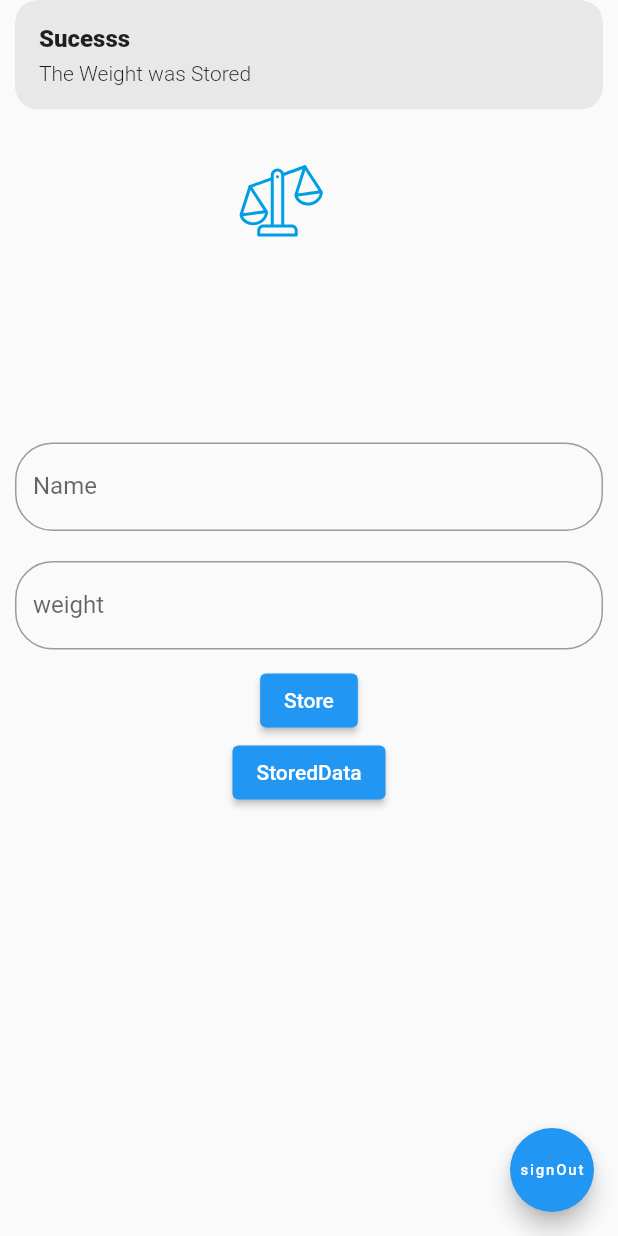
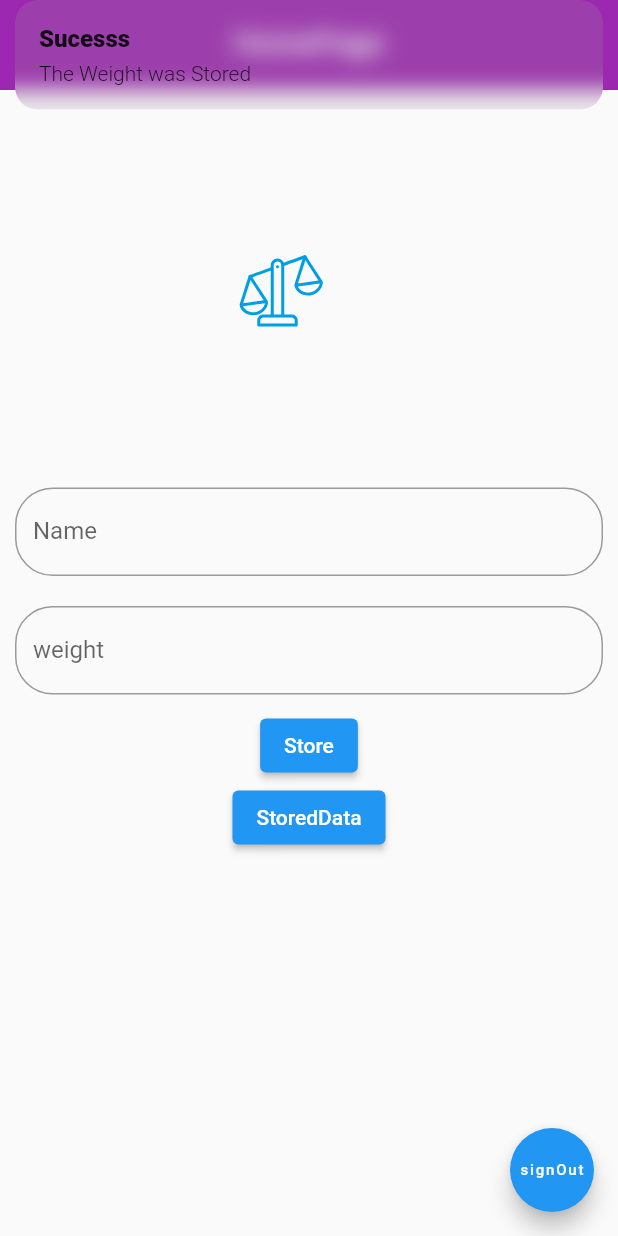
Before and after one commit to umer213/weight_tracker, a Flutter app: the screen it shows once a user with an empty profile is signed in, after a tap on "Store", on a phone screen of 412 x 824 dp. Run offline on Flutter 3.47's test engine with Material 2 defaults, Android fonts, the light colour scheme and no system bars; our stand-ins replace cloud_firestore, firebase_auth, firebase_core, get, lottie; accounts and stored records are empty; network calls fail.

Commit message:
all updated

```diff
--- a/lib/screens/login.dart
+++ b/lib/screens/login.dart
@@ -1,7 +1,11 @@
 import 'package:flutter/material.dart';
 import 'package:get/get.dart';
+//import 'package:rive/rive.dart';
 import 'package:weight_tracker/controller/auth_controler.dart';
 import 'package:weight_tracker/screens/signup.dart';
+import 'package:weight_tracker/widgets/app_bar.dart';
+
+import '../widgets/text.dart';
 
 //did not use basic things like app bar
 //did not focus on the ui beacuse i will learn rive and implement those animations later
@@ -14,6 +18,12 @@ class LogIn extends GetWidget<Auth> {
   Widget build(BuildContext context) {
     return SafeArea(
         child: Scaffold(
+      appBar: PreferredSize(
+          preferredSize: Size.fromHeight(60),
+          child: MyAppBar(
+            text: "Log in",
+            autoImp: false,
+          )),
       body: Stack(
         children: [
           Container(
@@ -23,6 +33,9 @@ class LogIn extends GetWidget<Auth> {
             //will not show good ui with this image but can use good backgroud animation instead
             //of image will make it look better
           ),
+          // RiveAnimation.asset("assets/log.riv",fit:BoxFit.cover),==>
+          //this rive animation takes time to compile because my system is slow so i did not perform it further
+          //u can run it with changing ndk version in build gradle
           Container(
             margin: EdgeInsets.symmetric(horizontal: 10),
             alignment: Alignment.center,
@@ -38,7 +51,7 @@ class LogIn extends GetWidget<Auth> {
       children: [
         // _textFormFeild("email", "enter your email", _emailController),
         // _textFormFeild("email", "enter your email", _passwordController),
-
+        welcome_Feild(),
         emailFeild(),
         passwordFeild(),
         loginButton(),
@@ -52,12 +65,14 @@ class LogIn extends GetWidget<Auth> {
       margin: EdgeInsets.symmetric(vertical: 13),
       padding: EdgeInsets.all(5),
       decoration: BoxDecoration(
-          border: Border.all(color: Colors.purple),
+          border: Border.all(color: Colors.white),
           borderRadius: BorderRadius.circular(13)),
       child: TextField(
+        style: TextStyle(color: Colors.white),
         controller: _emailController,
         decoration: InputDecoration(
             hintText: 'Email',
+            hintStyle: TextStyle(color: Colors.white),
             enabledBorder: InputBorder.none,
             focusedBorder: InputBorder.none),
       ),
@@ -69,12 +84,14 @@ class LogIn extends GetWidget<Auth> {
       margin: EdgeInsets.symmetric(vertical: 13),
       padding: EdgeInsets.all(5),
       decoration: BoxDecoration(
-          border: Border.all(color: Colors.purple),
+          border: Border.all(color: Colors.white),
           borderRadius: BorderRadius.circular(13)),
       child: TextField(
+        style: TextStyle(color: Colors.white),
         controller: _passwordController,
         decoration: InputDecoration(
             hintText: 'password',
+            hintStyle: TextStyle(color: Colors.white),
             enabledBorder: InputBorder.none,
             focusedBorder: InputBorder.none),
       ),
@@ -83,10 +100,22 @@ class LogIn extends GetWidget<Auth> {
 
   Widget loginButton() {
     return ElevatedButton(
-      onPressed: () {
-        Auth.instance.loginIn(_emailController.text, _passwordController.text);
-      },
-      child: Text('LogIn'),
+        onPressed: () {
+          Auth.instance
+              .loginIn(_emailController.text, _passwordController.text);
+        },
+        child: AppNormalText(text: "Log in"));
+  }
+
+  Widget welcome_Feild() {
+    return Container(
+      margin: EdgeInsets.symmetric(vertical: 15),
+      child: AppRichText(
+        text1: "Welcome ",
+        color1: Colors.white,
+        text2: 'Back',
+        color2: Colors.purple,
+      ),
     );
   }
 
@@ -94,17 +123,16 @@ class LogIn extends GetWidget<Auth> {
     return Row(
       mainAxisAlignment: MainAxisAlignment.center,
       children: [
-        Text(
-          "Create an account !",
-          style: TextStyle(color: Colors.white, fontSize: 17),
-        ),
+        AppNormalText(text: "Create an Account !"),
         TextButton(
-          onPressed: () {
-            Get.off(SignUp());
-          },
-          child: Text('sing up',
-              style: TextStyle(color: Colors.amber, fontSize: 17)),
-        )
+            onPressed: () {
+              Get.off(SignUp());
+            },
+            child: AppNormalText(
+              text: "Sign up",
+              color: Colors.purple,
+              size: 20,
+            ))
       ],
     );
   }
--- a/lib/screens/signup.dart
+++ b/lib/screens/signup.dart
@@ -2,6 +2,9 @@ import 'package:flutter/material.dart';
 import 'package:get/get.dart';
 import 'package:weight_tracker/controller/auth_controler.dart';
 import 'package:weight_tracker/screens/login.dart';
+import 'package:weight_tracker/widgets/text.dart';
+
+import '../widgets/app_bar.dart';
 
 class SignUp extends GetWidget<Auth> {
   final TextEditingController _emailController = TextEditingController();
@@ -12,10 +15,26 @@ class SignUp extends GetWidget<Auth> {
   Widget build(BuildContext context) {
     return SafeArea(
         child: Scaffold(
-      body: Container(
+      appBar: PreferredSize(
+          preferredSize: Size.fromHeight(60),
+          child: MyAppBar(
+            text: "Sign Up ",
+            autoImp: false,
+          )),
+      body: Stack(
+        children: [
+          Container(
+            decoration: const BoxDecoration(
+                gradient: LinearGradient(
+              colors: [Color.fromARGB(255, 193, 80, 213), Colors.blue],
+            )),
+          ),
+          Container(
             margin: EdgeInsets.symmetric(horizontal: 10),
             alignment: Alignment.center,
             child: SingleChildScrollView(child: _myColumn()),
+          ),
+        ],
       ),
     ));
   }
@@ -23,6 +42,7 @@ class SignUp extends GetWidget<Auth> {
   Widget _myColumn() {
     return Column(
       children: [
+        welcome_Feild(),
         nameFeild(),
         emailFeild(),
         passwordFeild(),
@@ -37,7 +57,7 @@ class SignUp extends GetWidget<Auth> {
       margin: EdgeInsets.symmetric(vertical: 13),
       padding: EdgeInsets.all(5),
       decoration: BoxDecoration(
-          border: Border.all(color: Colors.purple),
+          border: Border.all(color: Colors.white),
           borderRadius: BorderRadius.circular(13)),
       child: TextField(
         controller: _nameController,
@@ -54,12 +74,13 @@ class SignUp extends GetWidget<Auth> {
       margin: EdgeInsets.symmetric(vertical: 13),
       padding: EdgeInsets.all(5),
       decoration: BoxDecoration(
-          border: Border.all(color: Colors.purple),
+          border: Border.all(color: Colors.white),
           borderRadius: BorderRadius.circular(13)),
       child: TextField(
         controller: _emailController,
         decoration: InputDecoration(
             hintText: 'Email',
+            hintStyle: TextStyle(color: Colors.white),
             enabledBorder: InputBorder.none,
             focusedBorder: InputBorder.none),
       ),
@@ -71,12 +92,14 @@ class SignUp extends GetWidget<Auth> {
       margin: EdgeInsets.symmetric(vertical: 13),
       padding: EdgeInsets.all(5),
       decoration: BoxDecoration(
-          border: Border.all(color: Colors.purple),
+          border: Border.all(color: Colors.white),
           borderRadius: BorderRadius.circular(13)),
       child: TextField(
+        style: TextStyle(color: Colors.white),
         controller: _passwordController,
         decoration: InputDecoration(
             hintText: 'password',
+            hintStyle: TextStyle(color: Colors.white),
             enabledBorder: InputBorder.none,
             focusedBorder: InputBorder.none),
       ),
@@ -90,7 +113,7 @@ class SignUp extends GetWidget<Auth> {
           ..createUser(_nameController.text, _emailController.text,
               _passwordController.text);
       },
-      child: Text('LogIn'),
+      child: AppNormalText(text: "Signup"),
     );
   }
 
@@ -98,14 +121,28 @@ class SignUp extends GetWidget<Auth> {
     return Row(
       mainAxisAlignment: MainAxisAlignment.center,
       children: [
-        Text("Already have account ?"),
+        AppNormalText(text: "Already have account ?"),
         TextButton(
             onPressed: () {
               Get.off(LogIn());
             },
-          child: Text('Log in'),
-        )
+            child: AppNormalText(
+              text: "LogIn",
+              color: Colors.black,
+            ))
       ],
+    );
+  }
+
+  Widget welcome_Feild() {
+    return Container(
+      margin: EdgeInsets.symmetric(vertical: 15),
+      child: AppRichText(
+        text1: "Wel ",
+        color1: Colors.white,
+        text2: 'Come',
+        color2: Colors.green,
+      ),
     );
   }
 }
--- a/lib/screens/store_weight.dart
+++ b/lib/screens/store_weight.dart
@@ -4,6 +4,8 @@ import 'package:lottie/lottie.dart';
 import 'package:weight_tracker/controller/auth_controler.dart';
 import 'package:weight_tracker/controller/store_weight_controller.dart';
 import 'package:weight_tracker/screens/get_weight.dart';
+
+import '../widgets/app_bar.dart';
 
 class StoreWeightScreen extends GetWidget<StoreWeightController> {
   TextEditingController nameController = TextEditingController();
@@ -18,6 +20,12 @@ class StoreWeightScreen extends GetWidget<StoreWeightController> {
   Widget build(BuildContext context) {
     return SafeArea(
       child: Scaffold(
+        appBar: PreferredSize(
+            preferredSize: Size.fromHeight(60),
+            child: MyAppBar(
+              text: "HomePage",
+              autoImp: false,
+            )),
         floatingActionButton: floatButton(),
         body: Stack(
           children: [
--- /dev/null
+++ b/lib/widgets/app_bar.dart
@@ -0,0 +1,19 @@
+import 'package:flutter/material.dart';
+
+class MyAppBar extends StatelessWidget {
+  final String text;
+  final bool autoImp;
+
+  const MyAppBar({super.key, required this.text, required this.autoImp});
+
+  @override
+  Widget build(BuildContext context) {
+    return AppBar(
+      elevation: 0,
+      backgroundColor: Colors.purple,
+      title: Text(text),
+      centerTitle: true,
+      automaticallyImplyLeading: autoImp,
+    );
+  }
+}
--- /dev/null
+++ b/lib/widgets/text.dart
@@ -0,0 +1,80 @@
+import 'package:flutter/material.dart';
+
+class AppLargeText extends StatelessWidget {
+  final String text;
+  final Color color;
+  final double size;
+  final FontWeight fontWeight;
+  const AppLargeText(
+      {super.key,
+      required this.text,
+      this.color = Colors.black,
+      this.size = 22,
+      this.fontWeight = FontWeight.bold});
+
+  @override
+  Widget build(BuildContext context) {
+    return Text(
+      text,
+      style: TextStyle(color: color, fontSize: size, fontWeight: fontWeight),
+    );
+  }
+}
+
+class AppNormalText extends StatelessWidget {
+  final String text;
+  final Color color;
+  final double size;
+  final FontWeight fontWeight;
+  const AppNormalText(
+      {super.key,
+      required this.text,
+      this.color = Colors.white,
+      this.size = 17,
+      this.fontWeight = FontWeight.normal});
+
+  @override
+  Widget build(BuildContext context) {
+    return Text(
+      text,
+      style: TextStyle(color: color, fontSize: size, fontWeight: fontWeight),
+    );
+  }
+}
+
+class AppRichText extends StatelessWidget {
+  final String text1;
+  final String text2;
+  final Color color1;
+  final Color color2;
+  final double size;
+  final FontWeight fontWeight;
+  const AppRichText(
+      {super.key,
+      required this.text1,
+      required this.color1,
+      this.size = 22,
+      this.fontWeight = FontWeight.bold,
+      required this.text2,
+      required this.color2});
+
+  @override
+  Widget build(BuildContext context) {
+    return RichText(
+      text: TextSpan(
+        text: text1,
+        style: TextStyle(
+          color: color1,
+          fontSize: size,
+          fontWeight: fontWeight,
+        ),
+        children: <TextSpan>[
+          TextSpan(
+              text: text2,
+              style: TextStyle(
+                  color: color2, fontSize: size, fontWeight: fontWeight)),
+        ],
+      ),
+    );
+  }
+}
--- a/pubspec.yaml
+++ b/pubspec.yaml
@@ -41,6 +41,9 @@ dependencies:
   get: ^4.0.0
   cloud_firestore: ^4.3.1
   lottie: ^2.2.0
+ # rive: ^0.10.1
+
+
 
 dev_dependencies:
   flutter_test:
```
Also changed, not shown: lib/screens/get_weight.dart (+38 -55 lines), 1 other file. Lines whose indentation alone changed are shown as unchanged.
